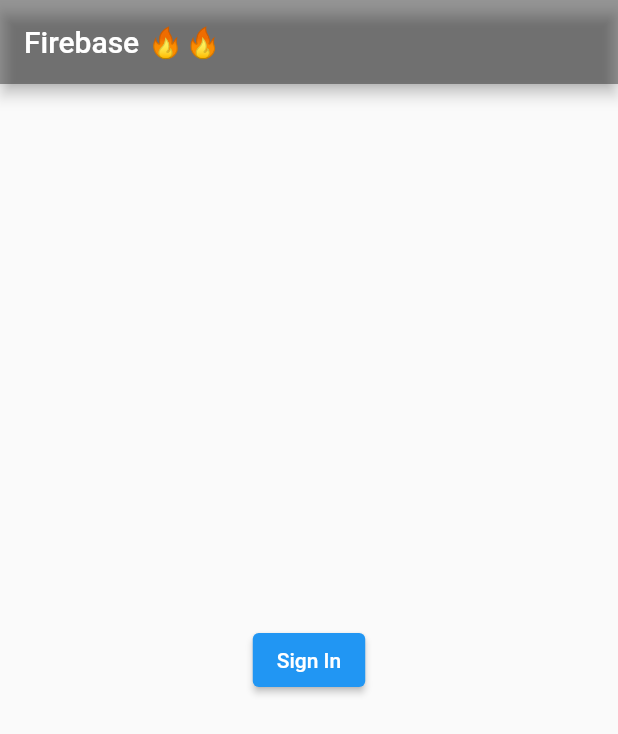
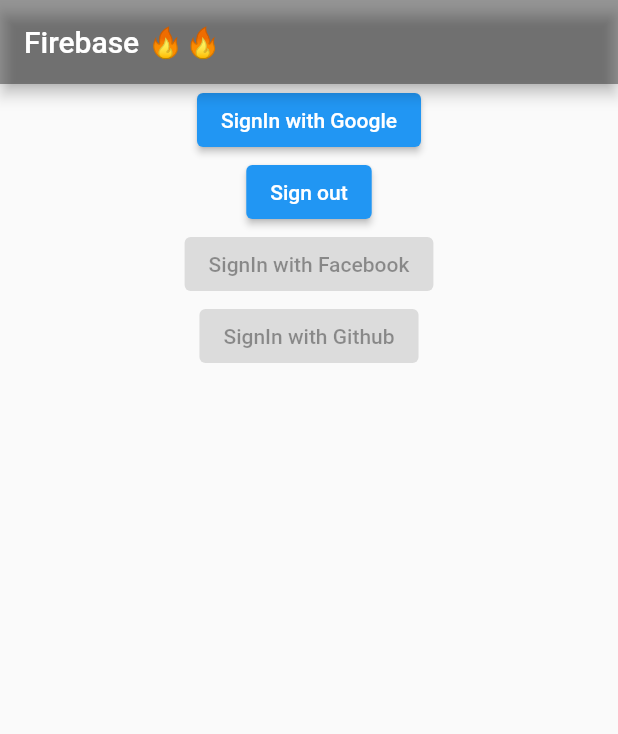
Before and after one commit to harsh-2024/Crypto-Wallet-app, a Flutter app: the screen it shows after launch, on a phone screen of 412 x 824 dp. Shown: the top 734 px of the screen. Run offline on Flutter 3.47's test engine with Material 2 defaults, Android fonts, the phone set to English and light mode, and no system bars; our stand-ins replace firebase_auth, firebase_core, google_sign_in; accounts and stored records are empty.

Commit message:
signOut functionality added

```diff
--- a/authentication/lib/signIn.dart
+++ b/authentication/lib/signIn.dart
@@ -25,6 +25,12 @@ class _WelcomePageState extends State<WelcomePage> {
     return await FirebaseAuth.instance.signInWithCredential(credential);
   }
 
+  void signOut() {
+    final GoogleSignIn googleSignIn = GoogleSignIn();
+    googleSignIn.signOut();
+    print('user signed out');
+  }
+
   @override
   Widget build(BuildContext context) {
     return Scaffold(
@@ -33,9 +39,24 @@ class _WelcomePageState extends State<WelcomePage> {
         backgroundColor: Colors.black38,
       ),
       body: Container(
-        child: Center(
-            child: ElevatedButton(
-                onPressed: signIn, child: const Text('Sign In'))),
+        child: Column(
+          children: [
+            Center(
+                child: ElevatedButton(
+                    onPressed: signIn,
+                    child: const Text('SignIn with Google'))),
+            Center(
+                child: ElevatedButton(
+                    onPressed: signOut, child: const Text('Sign out'))),
+            Center(
+                child: ElevatedButton(
+                    onPressed: null, child: Text('SignIn with Facebook'))),
+            // ignore: prefer_const_constructors
+            Center(
+                child: ElevatedButton(
+                    onPressed: null, child: Text('SignIn with Github')))
+          ],
+        ),
       ),
     );
   }
```
